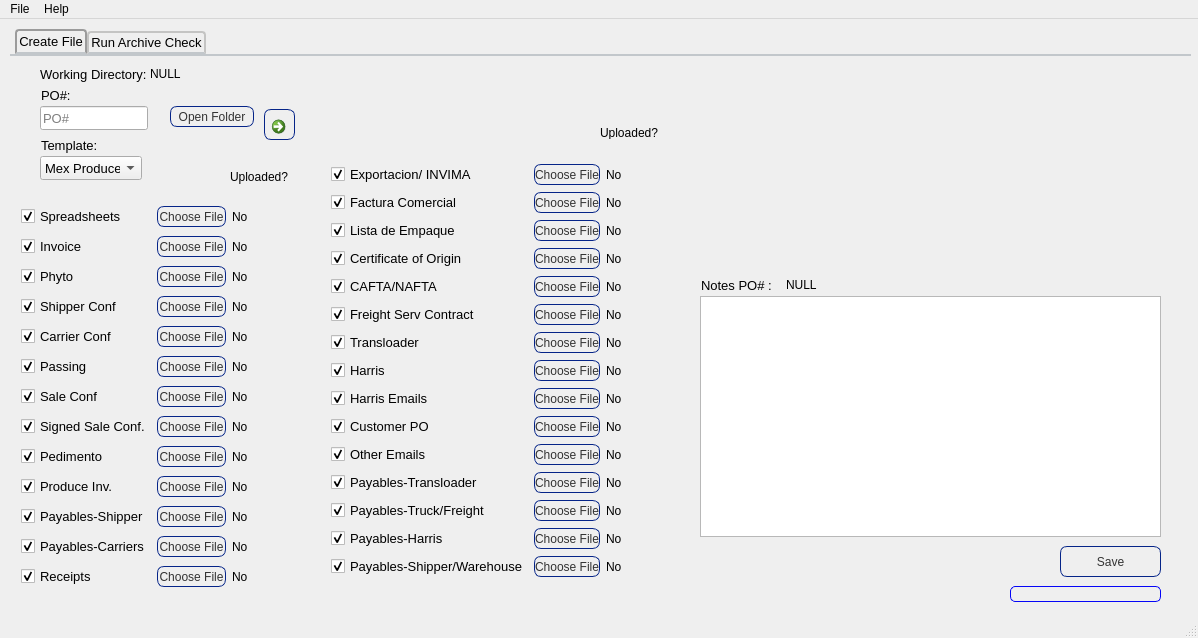
First picture: the form in WaExport/mainwindow.ui, repository qrcline/WAEX_File_Organizer, before the edit.
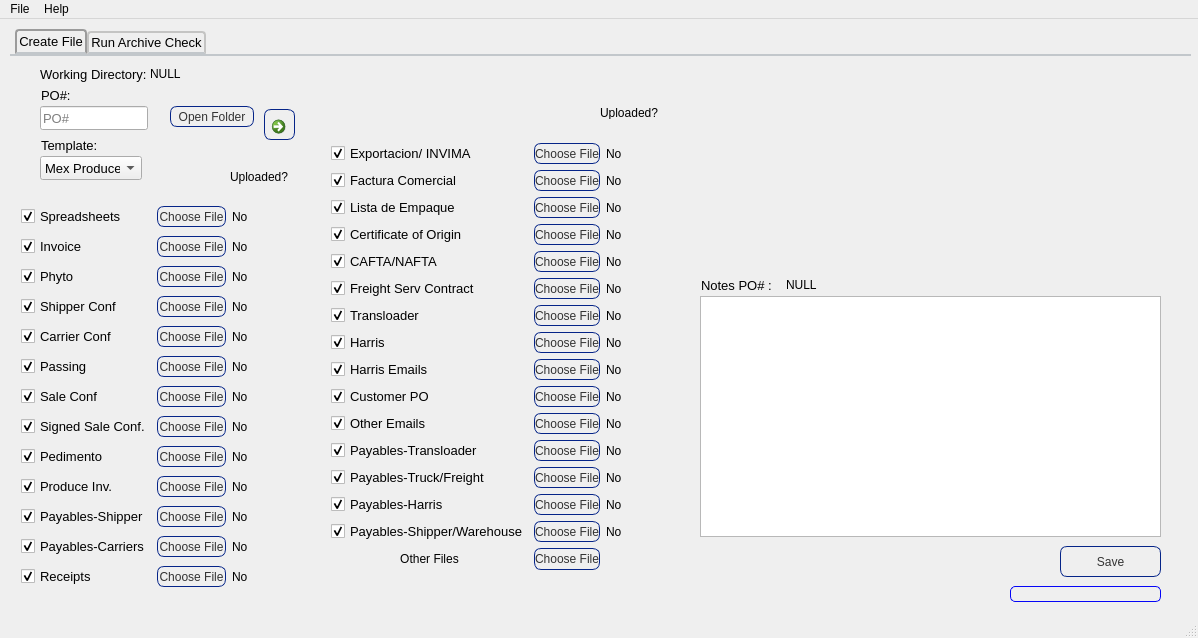
Second picture: the form after the edit. The open tabs and pages were chosen to show the change. Icons and pictures are not drawn.

Patch:
```diff
--- a/WaExport/mainwindow.ui
+++ b/WaExport/mainwindow.ui
@@ -816,7 +816,7 @@
       <property name="geometry">
        <rect>
         <x>310</x>
-        <y>90</y>
+        <y>70</y>
         <width>361</width>
         <height>461</height>
        </rect>
@@ -1407,6 +1407,38 @@
          </property>
         </widget>
        </item>
+       <item row="20" column="1">
+        <widget class="QPushButton" name="otherFiles_upload">
+         <property name="enabled">
+          <bool>true</bool>
+         </property>
+         <property name="sizePolicy">
+          <sizepolicy hsizetype="Minimum" vsizetype="Preferred">
+           <horstretch>0</horstretch>
+           <verstretch>0</verstretch>
+          </sizepolicy>
+         </property>
+         <property name="maximumSize">
+          <size>
+           <width>16777215</width>
+           <height>22</height>
+          </size>
+         </property>
+         <property name="text">
+          <string>Choose File</string>
+         </property>
+        </widget>
+       </item>
+       <item row="20" column="0">
+        <widget class="QLabel" name="label_15">
+         <property name="text">
+          <string>Other Files</string>
+         </property>
+         <property name="alignment">
+          <set>Qt::AlignCenter</set>
+         </property>
+        </widget>
+       </item>
       </layout>
      </widget>
      <widget class="QCommandLinkButton" name="reloadButton">
@@ -1557,7 +1589,7 @@
       <property name="geometry">
        <rect>
         <x>590</x>
-        <y>70</y>
+        <y>50</y>
         <width>76</width>
         <height>13</height>
        </rect>
```
Left out of the diff: 488 changed lines with no effect on the pictures.
